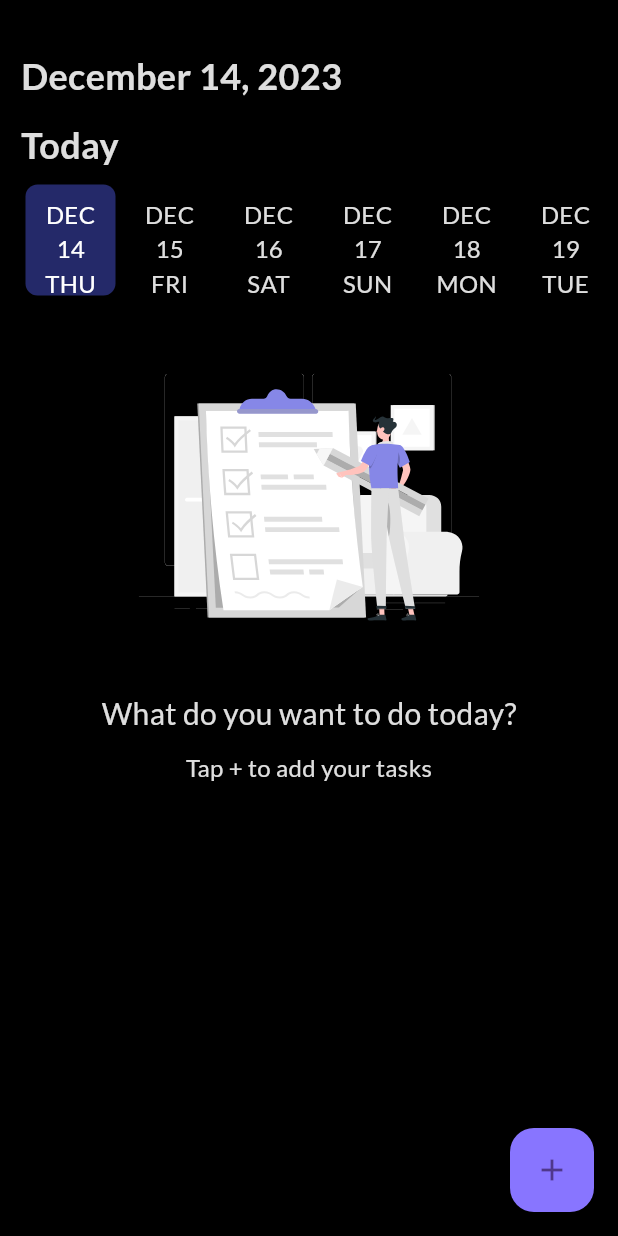
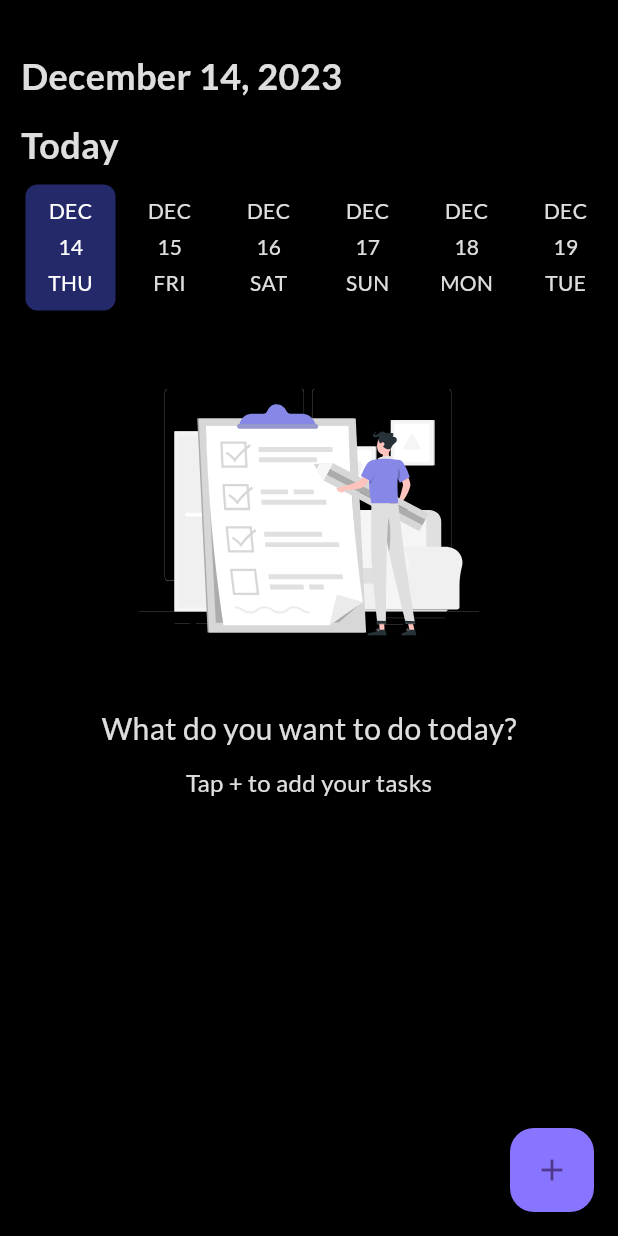
Before and after one commit to hussam146/todo_app, a Flutter app: the HomeScreen screen opened directly, on a phone screen of 412 x 824 dp. Run offline on Flutter 3.47's test engine with Material 3 defaults, Android fonts, the light colour scheme and no system bars; drawn by our look-alikes of date_picker_timeline; our stand-ins replace bloc, flutter_bloc, flutter_local_notifications, flutter_screenutil, flutter_svg, fluttertoast and 5 more; accounts and stored records are empty.

Commit message:
final set_up

```diff
--- a/lib/core/themes/app_theme.dart
+++ b/lib/core/themes/app_theme.dart
@@ -11,7 +11,11 @@
   return ThemeData(
 
 
+    useMaterial3: true,
 
+    primaryColor: AppColors.hcl,
+
+    splashColor: Colors.transparent,
 
     inputDecorationTheme: InputDecorationTheme(
 
--- a/lib/core/utils/app_fonts.dart
+++ b/lib/core/utils/app_fonts.dart
@@ -1,7 +1,7 @@
-
-
-class FontSize{
+class FontSize {
   static const double s10 = 10;
+  static const double s12 = 12;
+  static const double s14 = 14;
   static const double s16 = 16;
   static const double s20 = 20;
   static const double s24 = 24;
--- a/lib/features/auth/presentation/screens/on_boarding_screen.dart
+++ b/lib/features/auth/presentation/screens/on_boarding_screen.dart
@@ -106,7 +106,7 @@
       BlocProvider.of<OnBoardingCubit>(context).onBoardingList[index].title,
       style: GoogleFonts.lato(
           color: AppColors.white87,
-          fontSize: FontSize.s30,
+          fontSize: FontSize.s24,
           fontWeight: FontWeight.w700),
     );
   }
@@ -118,7 +118,7 @@
             .onBoardingList[index]
             .subTitle,
         style: GoogleFonts.lato(
-            color: AppColors.white87,
+            color: AppColors.gray,
             fontSize: FontSize.s16,
             fontWeight: FontWeight.w400),
       ),
--- a/lib/features/auth/presentation/screens/splash_screen.dart
+++ b/lib/features/auth/presentation/screens/splash_screen.dart
@@ -22,7 +22,7 @@
 
 class _SplashScreenState extends State<SplashScreen> {
   void navigate() {
-    Future.delayed(const Duration(seconds: 2)).then((value) {
+    Future.delayed(const Duration(milliseconds: 1500)).then((value) {
       dynamic onBoardingToken =
           sl<CacheHelper>().getData(key: Constants.onBoardingKey);
       if (onBoardingToken != null) {
--- a/lib/features/task/presentation/components/components.dart
+++ b/lib/features/task/presentation/components/components.dart
@@ -119,7 +119,7 @@
                   child: Column(
                     mainAxisSize: MainAxisSize.min,
                     children: [
-                      // complete task buttom
+                      // complete task button
                       taskModel.isCompleted == 1
                           ? Container()
                           : Container(
@@ -277,11 +277,11 @@
       children: [
         // Svg pic
         Padding(
-          padding: const EdgeInsets.symmetric(horizontal: 73.0),
+          padding: EdgeInsets.symmetric(horizontal: 73.h),
           child: SvgPicture.asset(
             AppAssets.noTasks,
-            width: 227,
-            height: 227,
+            width: 227.w,
+            height: 227.h,
           ),
         ),
         SizedBox(
--- a/lib/features/task/presentation/screens/home_screen.dart
+++ b/lib/features/task/presentation/screens/home_screen.dart
@@ -66,18 +66,20 @@
                         initialSelectedDate: DateTime.timestamp(),
                         selectionColor: AppColors.hcl,
                         deactivatedColor: AppColors.black,
+                        height: 90.h,
+                        width: 60.w,
                         selectedTextColor: AppColors.white,
                         dayTextStyle: GoogleFonts.lato(
                             color: AppColors.white87,
-                            fontSize: FontSize.s16,
+                            fontSize: FontSize.s14,
                             fontWeight: FontWeight.w400),
                         dateTextStyle: GoogleFonts.lato(
                             color: AppColors.white87,
-                            fontSize: FontSize.s16,
+                            fontSize: FontSize.s14,
                             fontWeight: FontWeight.w400),
                         monthTextStyle: GoogleFonts.lato(
                             color: AppColors.white87,
-                            fontSize: FontSize.s16,
+                            fontSize: FontSize.s14,
                             fontWeight: FontWeight.w400),
                         onDateChange: (date) {
                           bloc.getSelectedDate(date);
--- a/lib/main.dart
+++ b/lib/main.dart
@@ -11,7 +11,7 @@
 void main() async{
   WidgetsFlutterBinding.ensureInitialized();
   await ScreenUtil.ensureScreenSize();
-  setUp();
+  setUp();// locate get_it instances
   await sl<CacheHelper>().init();
   sl<SqfliteHelper>().initDatabase();
   await sl<NotifyHelper>().initializeNotification(sl<NotifyHelper>().fln);
```
Also changed, not shown: lib/core/database/sqflite_helper.dart (+8 -9 lines), pubspec.lock.
